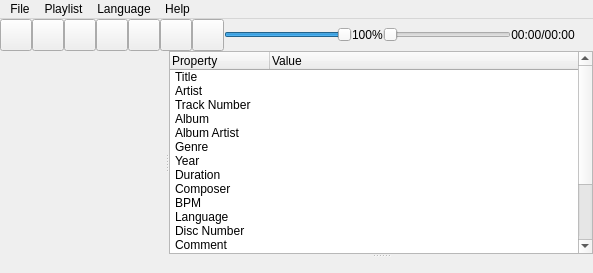
The window that src/MainWindow/MainWindow.ui (savannstm/revolutionary-audio-player) describes before a commit, drawn with Qt 5.
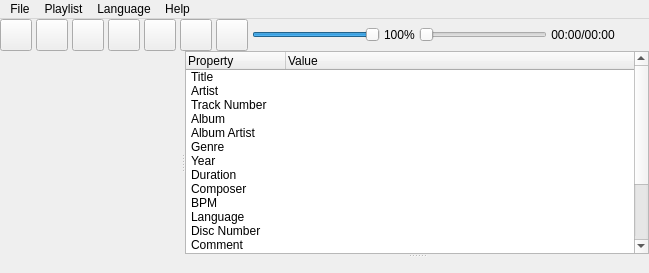
The same window after the commit. Icons and pictures are not drawn. Custom widgets are drawn as their Qt base class.

The edit to the form file:
```diff
--- a/src/MainWindow/MainWindow.ui
+++ b/src/MainWindow/MainWindow.ui
@@ -6,7 +6,7 @@
    <rect>
     <x>0</x>
     <y>0</y>
-    <width>593</width>
+    <width>649</width>
     <height>273</height>
    </rect>
   </property>
@@ -73,7 +73,7 @@
       </property>
       <layout class="QHBoxLayout" name="controlLayout" stretch="0,0,0,0,0,0,0,0,0,0,0,0">
        <property name="spacing">
-        <number>0</number>
+        <number>4</number>
        </property>
        <property name="sizeConstraint">
         <enum>QLayout::SizeConstraint::SetFixedSize</enum>
@@ -391,7 +391,7 @@
           <set>Qt::AlignmentFlag::AlignJustify|Qt::AlignmentFlag::AlignVCenter</set>
          </property>
          <property name="margin">
-          <number>8</number>
+          <number>4</number>
          </property>
         </widget>
        </item>
@@ -456,7 +456,7 @@
           <bool>false</bool>
          </property>
          <property name="margin">
-          <number>8</number>
+          <number>4</number>
          </property>
         </widget>
        </item>
@@ -666,7 +666,7 @@
     <rect>
      <x>0</x>
      <y>0</y>
-     <width>593</width>
+     <width>649</width>
      <height>33</height>
     </rect>
    </property>
```
